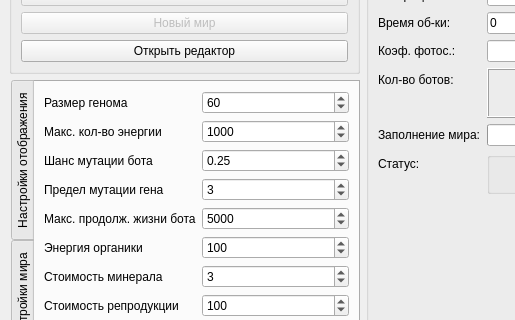
The window that mainwindow.ui (TomasGlgg/QGenetic) describes before a commit, drawn with Qt 5; both pictures show x 0 to 515 and y 82 to 402 of the 1283 by 731 pixel window.
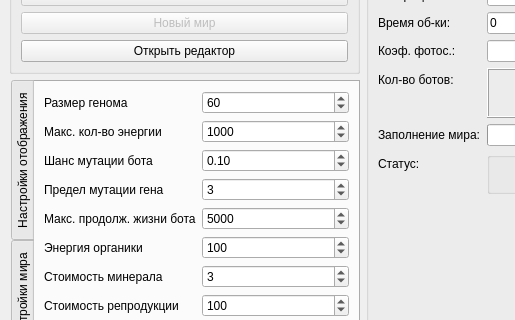
The same window after the commit. The open tabs and pages were chosen to show the change. Icons and pictures are not drawn.

What changed in the file:
```diff
--- a/mainwindow.ui
+++ b/mainwindow.ui
@@ -536,7 +536,7 @@
              <double>0.010000000000000</double>
             </property>
             <property name="value">
-             <double>0.250000000000000</double>
+             <double>0.100000000000000</double>
             </property>
            </widget>
           </item>
```
